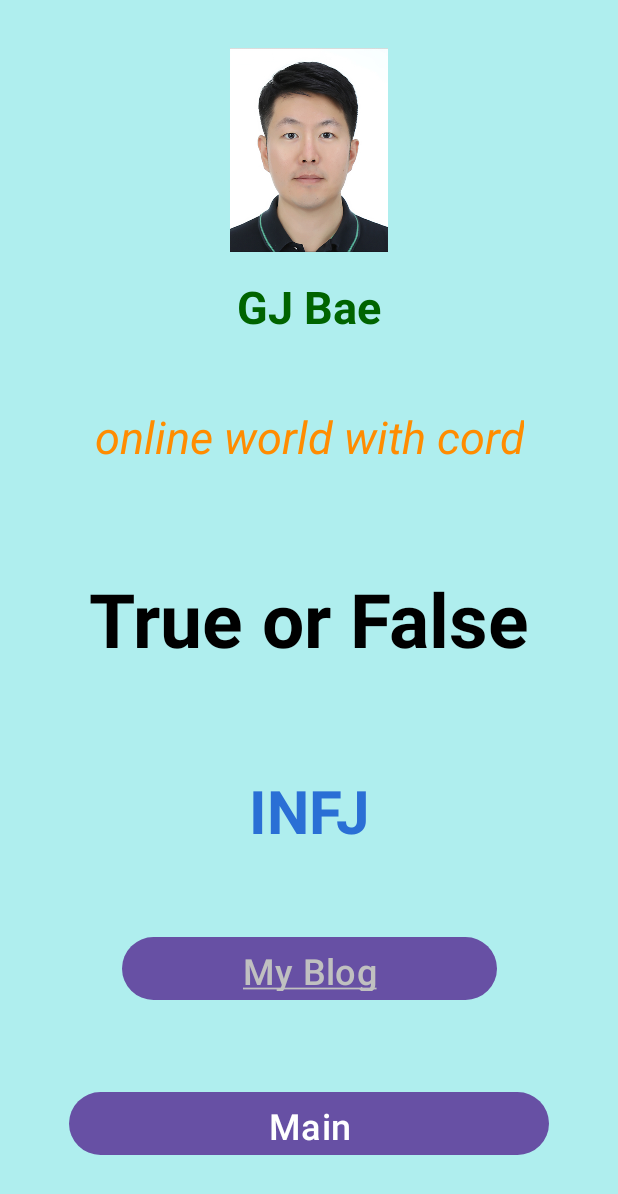
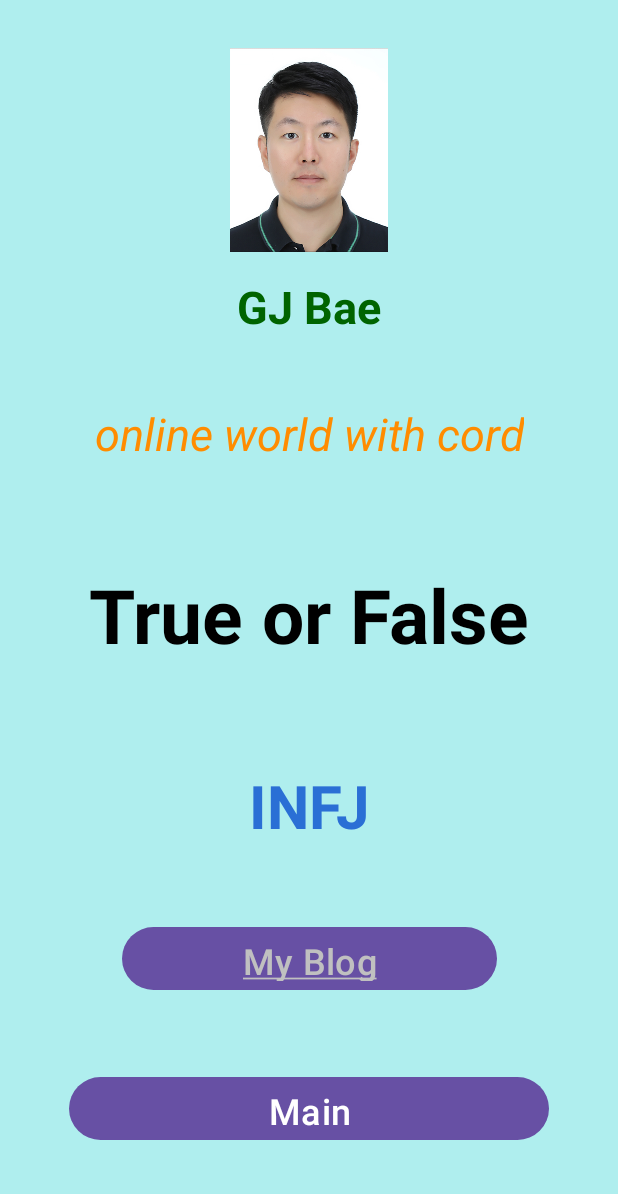
Before and after one commit to koreabgj/homework3, an Android app: the HomeActivity screen opened directly, with no data from a screen before it, on a phone screen of 412 x 824 dp. Shown: the top 1194 px of the screen. Run offline under Robolectric (Android 15) with nearby library versions, the phone set to English and light mode, and no system bars; 1 statement that could not run was skipped.

Commit message:
버튼 위치 조정

```diff
--- a/app/src/main/java/com/example/mission3/SignInActivity.kt
+++ b/app/src/main/java/com/example/mission3/SignInActivity.kt
@@ -10,7 +10,6 @@ import android.widget.TextView
 import android.widget.Toast
 import com.example.mission3.R.id.button1
 import com.example.mission3.R.id.button2
-
 
 class SignInActivity : AppCompatActivity() {
     override fun onCreate(savedInstanceState: Bundle?) {
--- a/app/src/main/java/com/example/mission3/SignUpActivity.kt
+++ b/app/src/main/java/com/example/mission3/SignUpActivity.kt
@@ -9,7 +9,6 @@ import android.widget.TextView
 import android.widget.Toast
 import com.example.mission3.R.id.button1
 import com.example.mission3.R.id.button2
-
 
 class SignUpActivity : AppCompatActivity() {
     override fun onCreate(savedInstanceState: Bundle?) {
--- a/app/src/main/res/layout/activity_home.xml
+++ b/app/src/main/res/layout/activity_home.xml
@@ -69,7 +69,7 @@
         android:id="@+id/mbti"
         android:layout_width="wrap_content"
         android:layout_height="wrap_content"
-        android:layout_marginTop="32dp"
+        android:layout_marginTop="25dp"
         android:text="INFJ"
         android:textColor="#2A6FD5"
         android:textSize="40sp"
@@ -96,7 +96,7 @@
         android:id="@+id/button2"
         android:layout_width="320dp"
         android:layout_height="50dp"
-        android:layout_marginBottom="50dp"
+        android:layout_marginBottom="60dp"
         android:text="Main"
         android:textSize="24sp"
         app:layout_constraintBottom_toBottomOf="parent"
--- a/app/src/main/res/layout/activity_sign_in.xml
+++ b/app/src/main/res/layout/activity_sign_in.xml
@@ -85,7 +85,7 @@
         android:id="@+id/button2"
         android:layout_width="320dp"
         android:layout_height="50dp"
-        android:layout_marginBottom="80dp"
+        android:layout_marginBottom="65dp"
         android:text="회원가입"
         android:textSize="20sp"
         app:layout_constraintBottom_toBottomOf="parent"
```
